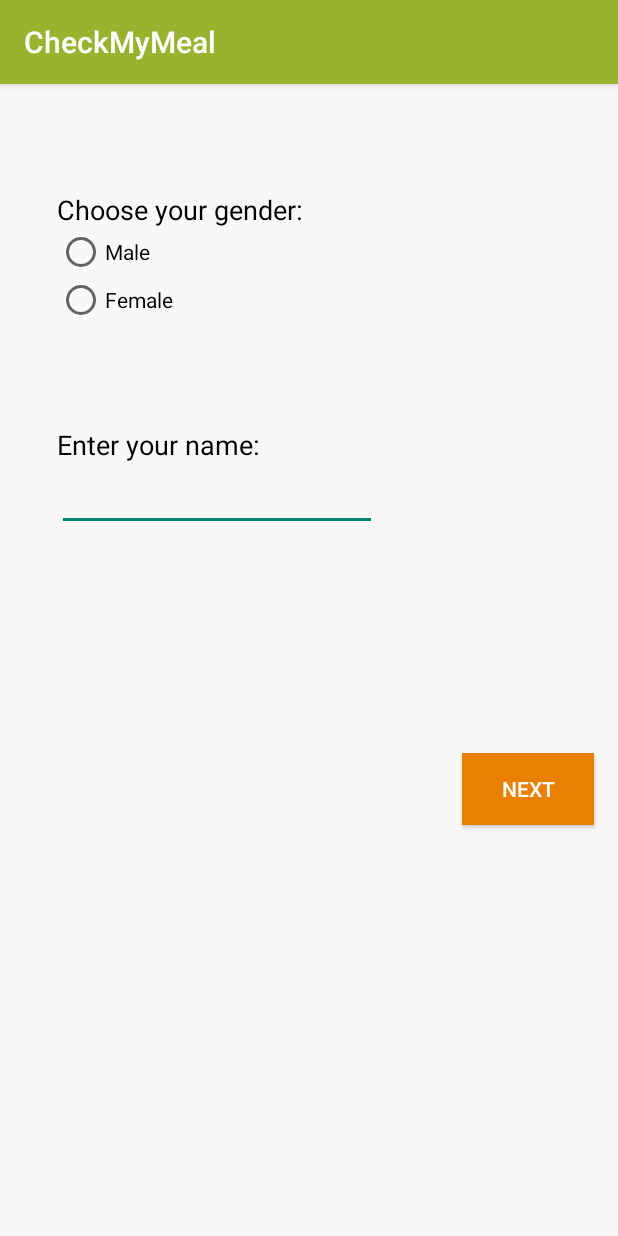
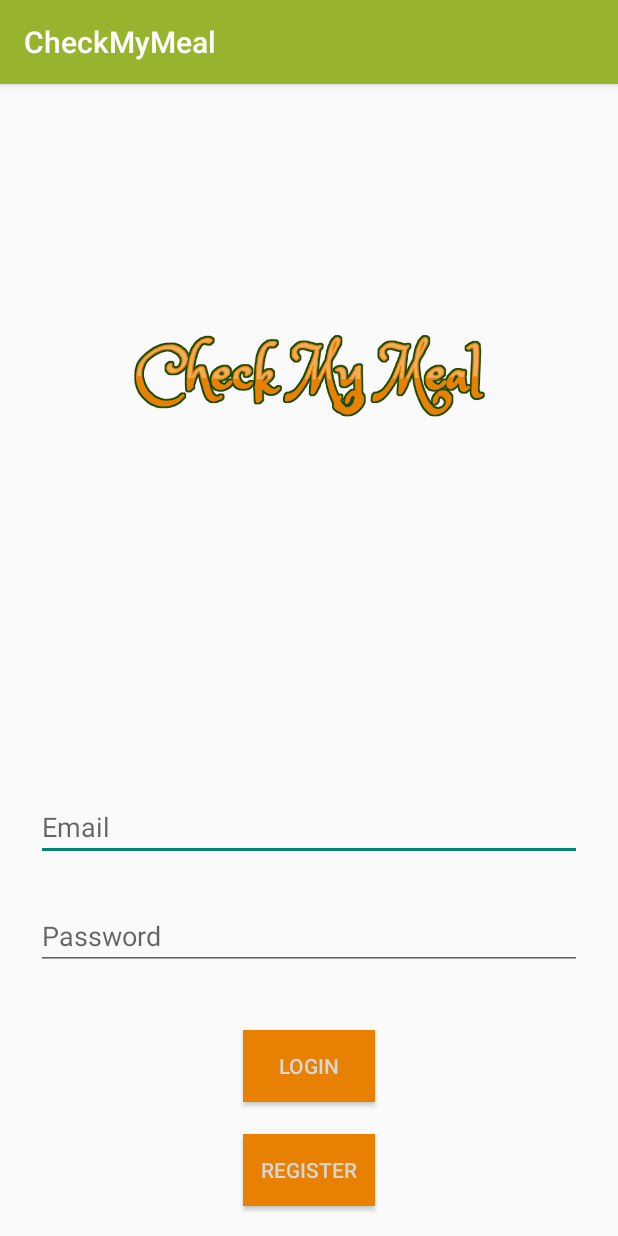
Before and after one commit to MarieDon/CheckMyMeal, an Android app: the screen it shows after launch (Home before the commit, LoginActivity after it), on a phone screen of 412 x 824 dp. Run offline under Robolectric (Android 15) with nearby library versions, the phone set to English and light mode, and no system bars; our stand-ins replace Firebase (no records; nobody signed in at launch, a user with empty details on screens opened directly); libraries missing offline, so code that uses them is left out: com.facebook, com.facebook.login.

Commit message:
added Login

```diff
--- a/app/src/main/AndroidManifest.xml
+++ b/app/src/main/AndroidManifest.xml
@@ -10,6 +10,7 @@
     <uses-feature
         android:name="android.hardware.sensor.stepdetector"
         android:required="false" />
+
     <application
         android:allowBackup="true"
         android:icon="@mipmap/ic_launcher"
@@ -18,7 +19,6 @@
         android:supportsRtl="true"
         android:theme="@style/AppTheme">
         <activity android:name=".MainActivity">
-
             <intent-filter>
                 <action android:name="android.intent.action.MAIN" />
 
@@ -29,11 +29,13 @@
         <activity android:name=".Meals" />
         <activity android:name=".MealPlans" />
         <activity android:name=".StepCounter" />
+
         <meta-data
             android:name="com.facebook.sdk.ApplicationId"
             android:value="@string/facebook_app_id" />
-        <activity android:name=".FacebookActivity"/>
 
+        <activity android:name=".FacebookActivity" />
+        <activity android:name=".LoginActivity"></activity>
     </application>
 
 </manifest>
--- /dev/null
+++ b/app/src/main/java/ie/app/checkmymeal1/LoginActivity.java
@@ -0,0 +1,90 @@
+package ie.app.checkmymeal1;
+
+import android.content.Intent;
+import android.support.annotation.NonNull;
+import android.support.v7.app.AppCompatActivity;
+import android.os.Bundle;
+import android.text.TextUtils;
+import android.util.Log;
+import android.view.View;
+import android.widget.Button;
+import android.widget.EditText;
+import android.widget.Toast;
+
+import com.facebook.login.Login;
+import com.google.android.gms.tasks.OnCompleteListener;
+import com.google.android.gms.tasks.OnFailureListener;
+import com.google.android.gms.tasks.Task;
+import com.google.firebase.auth.AuthResult;
+import com.google.firebase.auth.FirebaseAuth;
+import com.google.firebase.auth.FirebaseUser;
+
+public class LoginActivity extends AppCompatActivity {
+
+    FirebaseAuth mAuth;
+    FirebaseUser user;
+
+    private EditText email, password;
+    private Button login, register;
+
+    @Override
+    protected void onCreate(Bundle savedInstanceState) {
+        super.onCreate(savedInstanceState);
+        setContentView(R.layout.activity_login);
+        login = findViewById(R.id.loginButton);
+        register = findViewById(R.id.regButton);
+        email = findViewById(R.id.emailLogin);
+        password = findViewById(R.id.passwordLogin);
+
+        mAuth = FirebaseAuth.getInstance();
+
+//        FirebaseUser user = FirebaseAuth.getInstance().getCurrentUser();
+//        if (user != null) {
+//            String email = user.getEmail();
+//            Toast.makeText(this, "" + email, Toast.LENGTH_SHORT).show();
+//        }
+
+
+
+
+        login.setOnClickListener(new View.OnClickListener() {
+            @Override
+            public void onClick(View v) {
+                if (!TextUtils.isEmpty(email.getText().toString()) && !TextUtils.isEmpty(password.getText().toString())) {
+                    mAuth.signInWithEmailAndPassword("marie.donoval@yahoo.com", "BabyBubbles9")
+                            .addOnCompleteListener(new OnCompleteListener<AuthResult>() {
+                                @Override
+                                public void onComplete(@NonNull Task<AuthResult> task) {
+                                    if(task.isSuccessful()){
+                                        Toast.makeText(getApplicationContext(), email.getText().toString(), Toast.LENGTH_SHORT).show();
+                                        startActivity(new Intent(LoginActivity.this, Meals.class));
+                                    }
+
+                                }})
+                            .addOnFailureListener(new OnFailureListener() {
+                                @Override
+                                public void onFailure(@NonNull Exception e) {
+
+                                    Toast.makeText(LoginActivity.this, e.getLocalizedMessage(), Toast.LENGTH_SHORT).show();
+                                }
+                            });
+                } else {
+                    Toast.makeText(getApplicationContext(), "Email or password missing", Toast.LENGTH_SHORT).show();
+                }
+
+            }
+        });
+
+
+        register.setOnClickListener(new View.OnClickListener() {
+            @Override
+            public void onClick(View v) {
+                Toast.makeText(LoginActivity.this, "Comming Soon", Toast.LENGTH_SHORT).show();
+
+            }
+        });
+
+
+
+}
+}
--- a/app/src/main/java/ie/app/checkmymeal1/MainActivity.java
+++ b/app/src/main/java/ie/app/checkmymeal1/MainActivity.java
@@ -16,7 +16,7 @@ public class MainActivity extends AppCompatActivity {
             new Handler().postDelayed(new Runnable(){
                 @Override
                 public void run() {
-                    Intent mainIntent = new Intent(MainActivity.this, Home.class);
+                    Intent mainIntent = new Intent(MainActivity.this, LoginActivity.class);
                     startActivity(mainIntent);
                     finish();
                 }
--- /dev/null
+++ b/app/src/main/res/layout/activity_login.xml
@@ -0,0 +1,78 @@
+<?xml version="1.0" encoding="utf-8"?>
+<android.support.constraint.ConstraintLayout xmlns:android="http://schemas.android.com/apk/res/android"
+    xmlns:app="http://schemas.android.com/apk/res-auto"
+    xmlns:tools="http://schemas.android.com/tools"
+    android:layout_width="match_parent"
+    android:layout_height="match_parent"
+    tools:context="ie.app.checkmymeal1.LoginActivity"
+    tools:layout_editor_absoluteY="81dp">
+
+    <Button
+        android:id="@+id/loginButton"
+        android:layout_width="wrap_content"
+        android:layout_height="wrap_content"
+        android:layout_marginBottom="21dp"
+        android:background="@color/buttonColor"
+        android:text="Login"
+        android:textColor="@color/com_facebook_button_background_color_focused"
+        android:textColorLink="@color/com_facebook_button_background_color_focused"
+        app:layout_constraintBottom_toTopOf="@+id/regButton"
+        app:layout_constraintStart_toStartOf="@+id/regButton"
+        app:layout_constraintTop_toBottomOf="@+id/passwordLogin" />
+
+    <Button
+        android:id="@+id/regButton"
+        android:layout_width="wrap_content"
+        android:layout_height="wrap_content"
+        android:layout_marginBottom="20dp"
+        android:background="@color/buttonColor"
+        android:text="Register"
+        android:textColor="@color/com_facebook_button_background_color_focused"
+        app:layout_constraintBottom_toBottomOf="parent"
+        app:layout_constraintEnd_toEndOf="parent"
+        app:layout_constraintStart_toStartOf="parent"
+        app:layout_constraintTop_toBottomOf="@+id/loginButton" />
+
+    <EditText
+        android:id="@+id/emailLogin"
+        android:layout_width="0dp"
+        android:layout_height="wrap_content"
+        android:layout_marginBottom="27dp"
+        android:layout_marginEnd="24dp"
+        android:layout_marginStart="24dp"
+        android:ems="10"
+        android:hint="Email"
+        android:inputType="textPersonName"
+        app:layout_constraintBottom_toTopOf="@+id/passwordLogin"
+        app:layout_constraintEnd_toEndOf="parent"
+        app:layout_constraintHorizontal_bias="0.0"
+        app:layout_constraintStart_toStartOf="parent"
+        app:layout_constraintTop_toBottomOf="@+id/imageView2" />
+
+    <EditText
+        android:id="@+id/passwordLogin"
+        android:layout_width="0dp"
+        android:layout_height="wrap_content"
+        android:layout_marginBottom="40dp"
+        android:layout_marginEnd="24dp"
+        android:layout_marginStart="24dp"
+        android:ems="10"
+        android:hint="Password"
+        android:inputType="textPassword"
+        app:layout_constraintBottom_toTopOf="@+id/loginButton"
+        app:layout_constraintEnd_toEndOf="parent"
+        app:layout_constraintStart_toStartOf="parent"
+        app:layout_constraintTop_toBottomOf="@+id/emailLogin" />
+
+    <ImageView
+        android:id="@+id/imageView2"
+        android:layout_width="238dp"
+        android:layout_height="0dp"
+        android:layout_marginBottom="114dp"
+        android:layout_marginTop="31dp"
+        app:layout_constraintBottom_toTopOf="@+id/emailLogin"
+        app:layout_constraintEnd_toEndOf="parent"
+        app:layout_constraintStart_toStartOf="parent"
+        app:layout_constraintTop_toTopOf="parent"
+        app:srcCompat="@drawable/login_logo" />
+</android.support.constraint.ConstraintLayout>
--- a/app/src/main/res/menu/menu.xml
+++ b/app/src/main/res/menu/menu.xml
@@ -30,4 +30,10 @@
         android:orderInCategory="100"
         android:title="Log in"
         app:showAsAction="never" />
+
+    <item
+        android:id="@+id/logout"
+        android:orderInCategory="100"
+        android:title="Logout"
+        app:showAsAction="never" />
 </menu>
--- a/build.gradle
+++ b/build.gradle
@@ -9,13 +9,13 @@ buildscript {
 
     }
     dependencies {
-        classpath 'com.android.tools.build:gradle:3.1.2'
+        classpath 'com.android.tools.build:gradle:3.1.1'
 
 
 
         // NOTE: Do not place your application dependencies here; they belong
         // in the individual module build.gradle files
-        classpath 'com.google.gms:google-services:3.1.0'
+        classpath 'com.google.gms:google-services:3.1.1'
     }
 }
 
```
Also changed, not shown: app/build.gradle (+3 -4 lines), app/src/main/java/ie/app/checkmymeal1/FacebookActivity.java (+33 -16 lines), app/src/main/java/ie/app/checkmymeal1/MealPlans.java (+20 -3 lines), app/src/main/java/ie/app/checkmymeal1/Meals.java (+15 -3 lines), app/src/main/res/drawable/rounded_edittext.xml (added, +11 -0 lines), app/src/main/res/layout/activity_meal_plans.xml (+12 -4 lines), app/src/main/res/layout/activity_meals.xml (+31 -42 lines), app/src/main/res/drawable/login_logo.png (added). Lines whose indentation alone changed are shown as unchanged.
